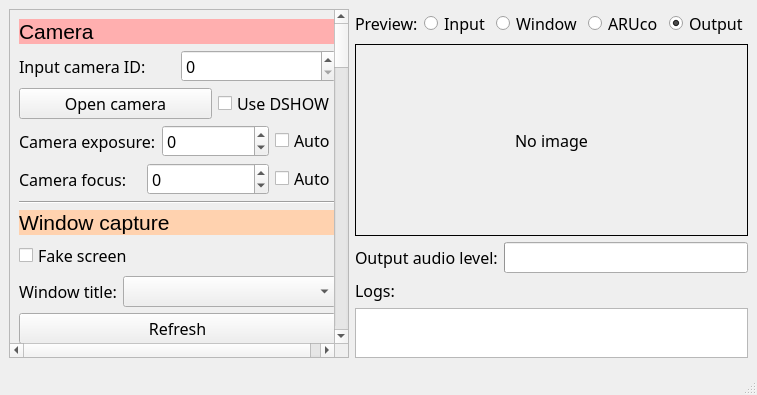
The window that gui.ui (F33RNI/Podmiha) describes before a commit, drawn with Qt 5.
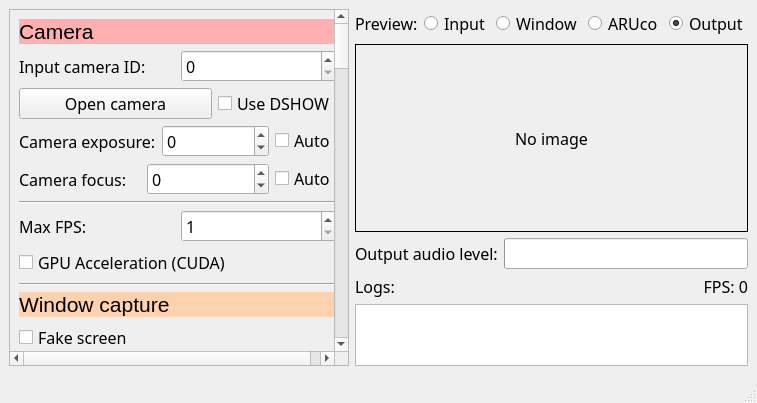
The same window after the commit.

```diff
--- a/gui.ui
+++ b/gui.ui
@@ -7,7 +7,7 @@
     <x>0</x>
     <y>0</y>
     <width>713</width>
-    <height>395</height>
+    <height>403</height>
    </rect>
   </property>
   <property name="font">
@@ -23,7 +23,7 @@
    <enum>Qt::LeftToRight</enum>
   </property>
   <widget class="QWidget" name="centralwidget">
-   <layout class="QHBoxLayout" name="horizontalLayout_40">
+   <layout class="QHBoxLayout" name="horizontalLayout_41">
     <item>
      <widget class="QScrollArea" name="scrollArea">
       <property name="sizePolicy">
@@ -51,9 +51,9 @@
        <property name="geometry">
         <rect>
          <x>0</x>
-         <y>-1169</y>
+         <y>0</y>
          <width>321</width>
-         <height>2077</height>
+         <height>2157</height>
         </rect>
        </property>
        <layout class="QVBoxLayout" name="verticalLayout">
@@ -182,6 +182,41 @@
           </item>
          </layout>
         </item>
+        <item>
+         <widget class="Line" name="line_8">
+          <property name="orientation">
+           <enum>Qt::Horizontal</enum>
+          </property>
+         </widget>
+        </item>
+        <item>
+         <layout class="QHBoxLayout" name="horizontalLayout_35">
+          <item>
+           <widget class="QLabel" name="label_50">
+            <property name="text">
+             <string>Max FPS:</string>
+            </property>
+           </widget>
+          </item>
+          <item>
+           <widget class="QSpinBox" name="max_fps">
+            <property name="minimum">
+             <number>1</number>
+            </property>
+            <property name="maximum">
+             <number>1000</number>
+            </property>
+           </widget>
+          </item>
+         </layout>
+        </item>
+        <item>
+         <widget class="QCheckBox" name="cuda_enabled">
+          <property name="text">
+           <string>GPU Acceleration (CUDA)</string>
+          </property>
+         </widget>
+        </item>
         <item>
          <widget class="Line" name="line">
           <property name="orientation">
@@ -1570,7 +1605,7 @@
         <property name="sizePolicy">
          <sizepolicy hsizetype="Expanding" vsizetype="Expanding">
           <horstretch>0</horstretch>
-          <verstretch>0</verstretch>
+          <verstretch>3</verstretch>
          </sizepolicy>
         </property>
         <property name="minimumSize">
@@ -1627,11 +1662,11 @@
        </layout>
       </item>
       <item>
-       <layout class="QVBoxLayout" name="verticalLayout_2">
+       <layout class="QHBoxLayout" name="horizontalLayout_40">
         <item>
          <widget class="QLabel" name="label_7">
           <property name="sizePolicy">
-           <sizepolicy hsizetype="Fixed" vsizetype="Fixed">
+           <sizepolicy hsizetype="Preferred" vsizetype="Fixed">
             <horstretch>0</horstretch>
             <verstretch>0</verstretch>
            </sizepolicy>
@@ -1639,20 +1674,41 @@
           <property name="text">
            <string>Logs:</string>
           </property>
+          <property name="alignment">
+           <set>Qt::AlignLeading|Qt::AlignLeft|Qt::AlignVCenter</set>
+          </property>
          </widget>
+        </item>
+        <item>
+         <widget class="QLabel" name="label_fps">
+          <property name="sizePolicy">
+           <sizepolicy hsizetype="Preferred" vsizetype="Fixed">
+            <horstretch>0</horstretch>
+            <verstretch>0</verstretch>
+           </sizepolicy>
+          </property>
+          <property name="text">
+           <string>FPS: 0</string>
+          </property>
+          <property name="alignment">
+           <set>Qt::AlignRight|Qt::AlignTrailing|Qt::AlignVCenter</set>
+          </property>
+         </widget>
+        </item>
+       </layout>
         </item>
         <item>
          <widget class="QPlainTextEdit" name="log">
           <property name="sizePolicy">
-           <sizepolicy hsizetype="Expanding" vsizetype="Ignored">
+         <sizepolicy hsizetype="Expanding" vsizetype="Expanding">
             <horstretch>0</horstretch>
-            <verstretch>0</verstretch>
+          <verstretch>1</verstretch>
            </sizepolicy>
           </property>
           <property name="minimumSize">
            <size>
             <width>50</width>
-            <height>50</height>
+          <height>10</height>
            </size>
           </property>
           <property name="maximumSize">
@@ -1675,8 +1731,6 @@
        </layout>
       </item>
      </layout>
-    </item>
-   </layout>
   </widget>
   <widget class="QMenuBar" name="menubar">
    <property name="geometry">
```
Left out of the diff: 11 changed lines with no effect on the pictures. Lines whose indentation alone changed are shown as unchanged.
